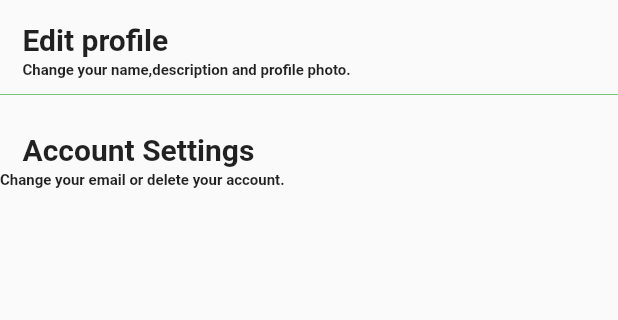
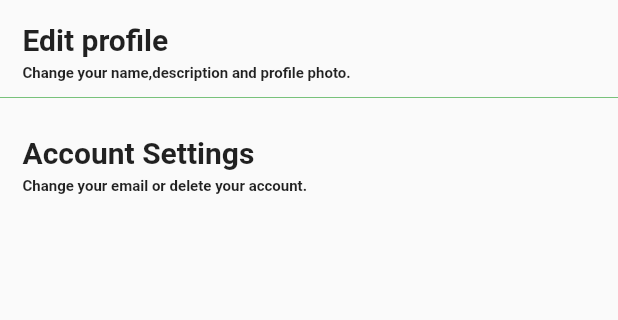
Before and after one commit to Festus1440/platebeacon_app, a Flutter app: the Settings screen opened directly, on a phone screen of 412 x 824 dp, the part 84-404 px from its top. Run offline on Flutter 3.47's test engine with Material 2 defaults, Android fonts, the phone set to English and light mode, and no system bars; our stand-ins replace cloud_firestore, firebase_auth, flutter_spinkit, google_maps_flutter, location; missing offline and left inert: flutter_polyline_points, google_map_polyline; accounts and stored records are empty.

Commit message:
changes made in accountsettings.dart

```diff
--- a/lib/Settings.dart
+++ b/lib/Settings.dart
@@ -3,6 +3,8 @@
 import 'package:flutterapp/AccountSettings.dart';
 import 'package:flutterapp/restaurantBottomBar/restaurantAccount.dart';
 import 'package:cloud_firestore/cloud_firestore.dart';
+import 'ShelterDrawer/accountsettings.dart';
+import 'accountsettings.dart';
 
 Color mainColor = Colors.green;
 
@@ -43,13 +45,13 @@
                             context,
                             MaterialPageRoute(
                                 builder: (context) =>
-                                    AccountSettingsDetails()));
+                                    RestaurantAccountDetails()));
                       },
                     ),
                   ),
                   Container(
                     alignment: Alignment.topLeft,
-                    padding: EdgeInsets.only(top: 3.0),
+                    padding: EdgeInsets.only(top: 5.0),
                     child: Text(
                       "Change your name,description and profile photo.",
                       style: TextStyle(
@@ -76,21 +78,28 @@
                     children: <Widget>[
                       Container(
                         alignment: Alignment.topLeft,
-                        child: Text(
-                          "Account Settings",
-                          style: TextStyle(
-                            fontSize: 20.0,
-                            fontWeight: FontWeight.bold,
+                        child: GestureDetector(
+                          child: Text(
+                            "Account Settings",
+                            style: TextStyle(
+                              fontSize: 20.0,
+                              fontWeight: FontWeight.bold,
+
+                            ),
                           ),
+                          onTap: (){
+                            Navigator.push(context, MaterialPageRoute(builder: (context) => AccountSettingsDetails()));
+                          },
                         ),
                       )
+
                     ],
                   ),
                 ),
                 Container(
                   alignment: Alignment.topLeft,
-                  padding: EdgeInsets.only(top: 3.0),
-                  child: Text(
+                  padding: EdgeInsets.only(top: 5.0,left: 15.0),
+                  child:Text(
                     "Change your email or delete your account.",
                     style: TextStyle(
                       fontSize: 10.0,
@@ -103,9 +112,16 @@
           ],
         ),
       ),
+
+
+
     );
   }
 }
+
+
+
+
 
 class DatabaseService {
   final String uid;
--- /dev/null
+++ b/lib/accountsettings.dart
@@ -0,0 +1 @@
+// TODO Implement this library.
```
Also changed, not shown: lib/ShelterDrawer/accountsettings.dart (added, +83 -0 lines).
